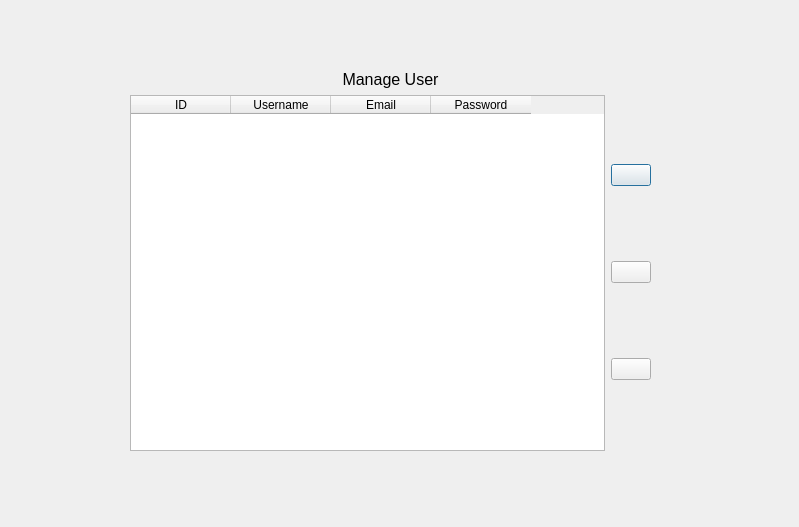
The window that usermanager.ui (IbrahimAhmad20/Competria) describes before a commit, drawn with Qt 5.
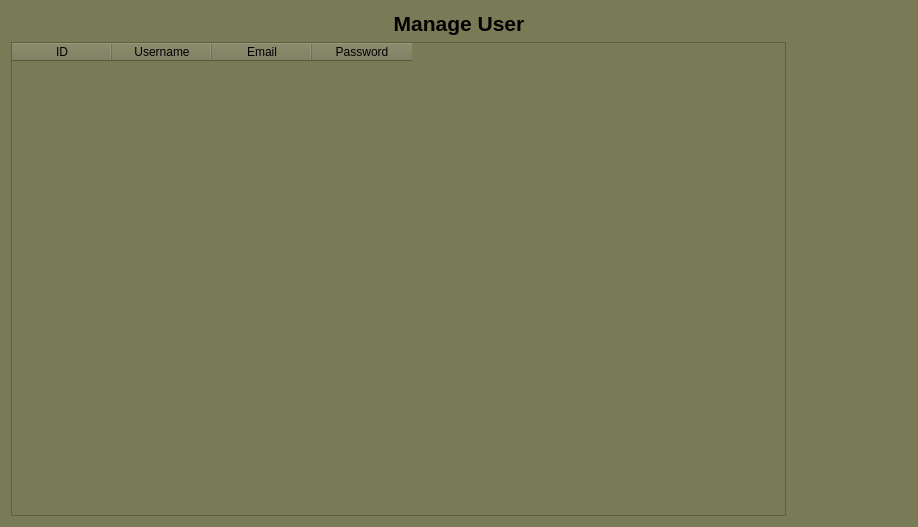
The same window after the commit. Icons and pictures are not drawn.

What changed in the file:
```diff
--- a/usermanager.ui
+++ b/usermanager.ui
@@ -2,35 +2,44 @@
 <ui version="4.0">
  <class>usermanager</class>
  <widget class="QDialog" name="usermanager">
+  <property name="windowModality">
+   <enum>Qt::WindowModality::WindowModal</enum>
+  </property>
+  <property name="enabled">
+   <bool>true</bool>
+  </property>
   <property name="geometry">
    <rect>
     <x>0</x>
     <y>0</y>
-    <width>799</width>
+    <width>918</width>
     <height>527</height>
    </rect>
   </property>
   <property name="windowTitle">
-   <string>Dialog</string>
+   <string>User Manager</string>
   </property>
-  <widget class="QWidget" name="layoutWidget">
-   <property name="geometry">
-    <rect>
-     <x>130</x>
-     <y>70</y>
-     <width>521</width>
-     <height>381</height>
-    </rect>
-   </property>
-   <layout class="QVBoxLayout" name="verticalLayout_2">
-    <item>
+  <property name="windowIcon">
+   <iconset>
+    <normaloff>src/UserW.png</normaloff>
+    <normalon>:/new/prefix1/src/UserW.png</normalon>src/UserW.png</iconset>
+  </property>
+  <property name="autoFillBackground">
+   <bool>false</bool>
+  </property>
+  <property name="styleSheet">
+   <string notr="true">
+background-color: rgb(121, 122, 86);</string>
+  </property>
+  <layout class="QGridLayout" name="gridLayout">
+   <item row="0" column="0">
      <widget class="QLabel" name="manageuserlabel">
       <property name="text">
-       <string>&lt;html&gt;&lt;head/&gt;&lt;body&gt;&lt;p align=&quot;center&quot;&gt;&lt;span style=&quot; font-size:12pt;&quot;&gt;Manage User&lt;/span&gt;&lt;/p&gt;&lt;/body&gt;&lt;/html&gt;</string>
+      <string>&lt;html&gt;&lt;head/&gt;&lt;body&gt;&lt;p align=&quot;center&quot;&gt;&lt;span style=&quot; font-size:16pt; font-weight:700;&quot;&gt;Manage User&lt;/span&gt;&lt;/p&gt;&lt;/body&gt;&lt;/html&gt;</string>
       </property>
      </widget>
     </item>
-    <item>
+   <item row="1" column="0">
      <layout class="QHBoxLayout" name="horizontalLayout">
       <item>
        <widget class="QTableWidget" name="usertable">
@@ -60,6 +69,18 @@
        <layout class="QVBoxLayout" name="verticalLayout">
         <item>
          <widget class="QPushButton" name="adduserButton">
+         <property name="sizePolicy">
+          <sizepolicy hsizetype="Fixed" vsizetype="Fixed">
+           <horstretch>0</horstretch>
+           <verstretch>0</verstretch>
+          </sizepolicy>
+         </property>
+         <property name="minimumSize">
+          <size>
+           <width>115</width>
+           <height>39</height>
+          </size>
+         </property>
           <property name="sizeIncrement">
            <size>
             <width>0</width>
@@ -72,14 +93,13 @@
             <height>15</height>
            </size>
           </property>
+         <property name="styleSheet">
+          <string notr="true">border-radius : 35px;
+background-image: url(:/new/prefix1/src/Group 5.png);</string>
+         </property>
           <property name="text">
            <string/>
           </property>
-          <property name="icon">
-           <iconset resource="src.qrc">
-            <normaloff>:/new/prefix1/add_24dp_E8EAED_FILL0_wght400_GRAD0_opsz24.png</normaloff>
-            <normalon>:/new/prefix1/add_24dp_E8EAED_FILL0_wght400_GRAD0_opsz24.png</normalon>:/new/prefix1/add_24dp_E8EAED_FILL0_wght400_GRAD0_opsz24.png</iconset>
-          </property>
           <property name="iconSize">
            <size>
             <width>100</width>
@@ -90,6 +110,18 @@
         </item>
         <item>
          <widget class="QPushButton" name="deleteuserButton">
+         <property name="sizePolicy">
+          <sizepolicy hsizetype="Fixed" vsizetype="Fixed">
+           <horstretch>0</horstretch>
+           <verstretch>0</verstretch>
+          </sizepolicy>
+         </property>
+         <property name="minimumSize">
+          <size>
+           <width>115</width>
+           <height>39</height>
+          </size>
+         </property>
           <property name="sizeIncrement">
            <size>
             <width>0</width>
@@ -102,13 +134,13 @@
             <height>15</height>
            </size>
           </property>
+         <property name="styleSheet">
+          <string notr="true">border-radius : 35px;
+background-image: url(:/new/prefix1/src/Group 4.png);</string>
+         </property>
           <property name="text">
            <string/>
           </property>
-          <property name="icon">
-           <iconset resource="src.qrc">
-            <normaloff>:/new/prefix1/src/delete_28dp_6B2346_FILL0_wght400_GRAD0_opsz24.png</normaloff>:/new/prefix1/src/delete_28dp_6B2346_FILL0_wght400_GRAD0_opsz24.png</iconset>
-          </property>
           <property name="iconSize">
            <size>
             <width>100</width>
@@ -119,6 +151,18 @@
         </item>
         <item>
          <widget class="QPushButton" name="edituserButton">
+         <property name="sizePolicy">
+          <sizepolicy hsizetype="Fixed" vsizetype="Fixed">
+           <horstretch>0</horstretch>
+           <verstretch>0</verstretch>
+          </sizepolicy>
+         </property>
+         <property name="minimumSize">
+          <size>
+           <width>115</width>
+           <height>39</height>
+          </size>
+         </property>
           <property name="sizeIncrement">
            <size>
             <width>0</width>
@@ -131,13 +175,13 @@
             <height>15</height>
            </size>
           </property>
+         <property name="styleSheet">
+          <string notr="true">border-radius : 35px;
+background-image: url(:/new/prefix1/src/Edit.png);</string>
+         </property>
           <property name="text">
            <string/>
           </property>
-          <property name="icon">
-           <iconset resource="src.qrc">
-            <normaloff>:/new/prefix1/src/edit_28dp_E8EAED_FILL0_wght400_GRAD0_opsz24.png</normaloff>:/new/prefix1/src/edit_28dp_E8EAED_FILL0_wght400_GRAD0_opsz24.png</iconset>
-          </property>
           <property name="iconSize">
            <size>
             <width>100</width>
@@ -152,9 +196,6 @@
     </item>
    </layout>
   </widget>
- </widget>
- <resources>
-  <include location="src.qrc"/>
- </resources>
+ <resources/>
  <connections/>
 </ui>
```
Lines whose indentation alone changed are shown as unchanged.
